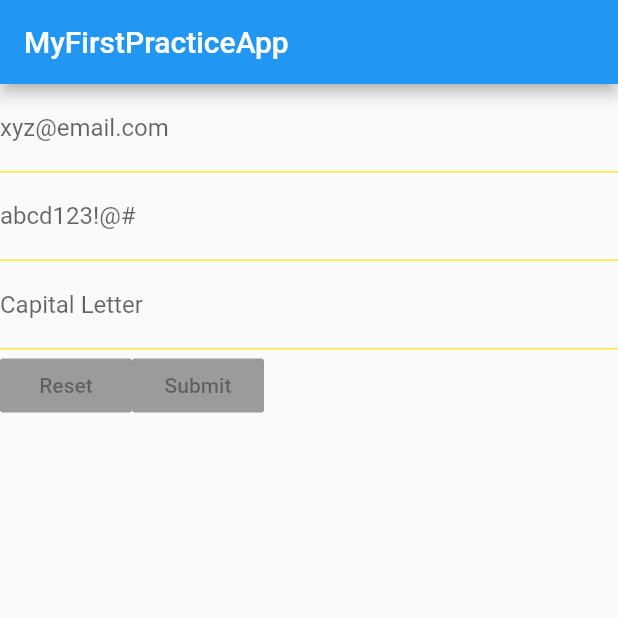
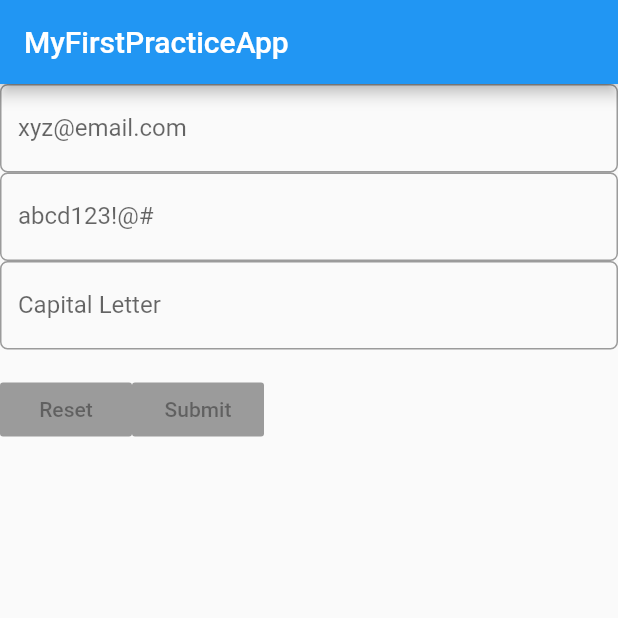
Before and after one commit to maneesh-sap/FlutterTraining, a Flutter app: the screen it shows after launch, on a phone screen of 412 x 824 dp, the top half of it. Run offline on Flutter 3.47's test engine with Material 2 defaults, Android fonts, the phone set to English and light mode, and no system bars.

```diff
--- a/practicemanish/lib/columntest.dart
+++ b/practicemanish/lib/columntest.dart
@@ -16,6 +16,7 @@ class MyHome extends StatefulWidget {
 }
 
 class _MyHomeState extends State<MyHome> {
+  String email, name, password, massage = "";
   @override
   Widget build(BuildContext context) {
     return Scaffold(
@@ -25,37 +26,49 @@ class _MyHomeState extends State<MyHome> {
         body: (Column(
           children: [
             TextField(
-              onChanged: (value) {
-                print(value);
+              onSubmitted: (value) {
+                setState(() {
+                  name = value;
+                  massage = massage + value;
+                });
               },
+              keyboardType: TextInputType.emailAddress,
               decoration: InputDecoration(
                   hintText: "Enter Your Email",
                   labelText: "xyz@email.com",
-                  enabledBorder: UnderlineInputBorder(
-                      borderSide: BorderSide(color: Colors.yellow))),
+                  border: OutlineInputBorder(
+                      borderRadius: BorderRadius.circular(5))),
             ),
             TextField(
-              onChanged: (value) {
-                print(value);
+              onSubmitted: (value) {
+                setState(() {
+                  email = value;
+                  massage = massage + value;
+                });
+                // print(value);
               },
+              keyboardType: TextInputType.text,
               decoration: InputDecoration(
                   hintText: "Enter Your Password",
                   labelText: "abcd123!@#",
-                  enabledBorder: UnderlineInputBorder(
-                      borderSide: BorderSide(color: Colors.yellow))),
+                  border: OutlineInputBorder(
+                      borderRadius: BorderRadius.circular(5))),
             ),
             TextField(
-              onChanged: (value) {
-                print(value);
+              onSubmitted: (value) {
+                setState(() {
+                  password = value;
+                  massage = massage + value;
+                });
               },
               decoration: InputDecoration(
                   hintText: "Enter Your Name",
                   labelText: "Capital Letter",
-                  enabledBorder: UnderlineInputBorder(
-                      borderSide: BorderSide(color: Colors.yellow))),
+                  border: OutlineInputBorder(
+                      borderRadius: BorderRadius.circular(5))),
             ),
 
-            // Text("This is Practice App Body"),
+            Text(massage),
             // Text("This is Practice App Body"),
             // Text("This is Practice App Body"),
             Row(
```
